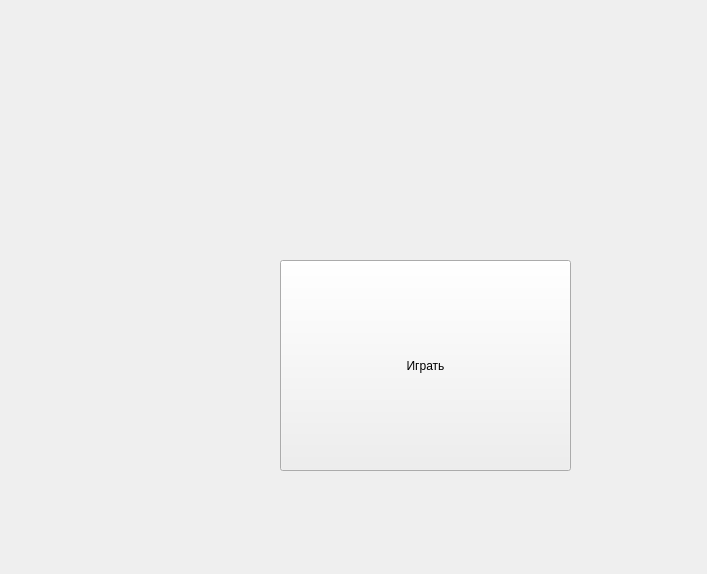
Old version of the form StartWindow.ui in the repository FlyTech1/SeaShips.
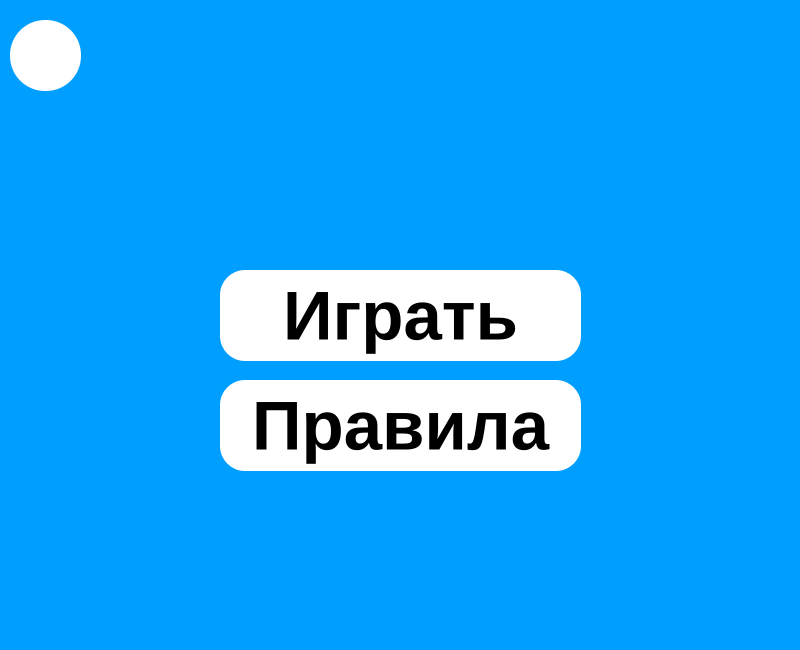
New version of the form. Icons and pictures are not drawn.

```diff
--- a/StartWindow.ui
+++ b/StartWindow.ui
@@ -6,23 +6,44 @@
    <rect>
     <x>0</x>
     <y>0</y>
-    <width>707</width>
-    <height>574</height>
+    <width>800</width>
+    <height>650</height>
    </rect>
   </property>
+  <property name="font">
+   <font>
+    <family>Ravie</family>
+   </font>
+  </property>
   <property name="windowTitle">
    <string>Battle Ships</string>
   </property>
+  <property name="styleSheet">
+   <string notr="true">background-color: #009eff</string>
+  </property>
   <widget class="QWidget" name="centralwidget">
    <widget class="QPushButton" name="pushButton">
     <property name="geometry">
      <rect>
-      <x>280</x>
-      <y>260</y>
-      <width>291</width>
-      <height>211</height>
+      <x>220</x>
+      <y>270</y>
+      <width>361</width>
+      <height>91</height>
      </rect>
     </property>
+    <property name="font">
+     <font>
+      <family>MS Sans Serif</family>
+      <pointsize>52</pointsize>
+      <bold>true</bold>
+     </font>
+    </property>
+    <property name="styleSheet">
+     <string notr="true">
+
+background-color: rgb(255, 255, 255);
+border-radius: 25px;</string>
+    </property>
     <property name="text">
      <string>Играть</string>
     </property>
@@ -33,6 +54,70 @@
      </size>
     </property>
    </widget>
+   <widget class="QPushButton" name="pushButton_2">
+    <property name="geometry">
+     <rect>
+      <x>220</x>
+      <y>380</y>
+      <width>361</width>
+      <height>91</height>
+     </rect>
+    </property>
+    <property name="font">
+     <font>
+      <family>MS Sans Serif</family>
+      <pointsize>52</pointsize>
+      <bold>true</bold>
+     </font>
+    </property>
+    <property name="styleSheet">
+     <string notr="true">
+
+background-color: rgb(255, 255, 255);
+border-radius: 25px;</string>
+    </property>
+    <property name="text">
+     <string>Правила</string>
+    </property>
+    <property name="iconSize">
+     <size>
+      <width>32</width>
+      <height>32</height>
+     </size>
+    </property>
+   </widget>
+   <widget class="QPushButton" name="pushButton_3">
+    <property name="geometry">
+     <rect>
+      <x>10</x>
+      <y>20</y>
+      <width>71</width>
+      <height>71</height>
+     </rect>
+    </property>
+    <property name="font">
+     <font>
+      <family>MS Sans Serif</family>
+      <pointsize>52</pointsize>
+      <bold>true</bold>
+     </font>
+    </property>
+    <property name="styleSheet">
+     <string notr="true">image: url(:/icon/C:/Users/faerx/Downloads/1-20-2048x2011.png);
+
+background-color: rgb(255, 255, 255);
+border-radius: 35px;</string>
+    </property>
+    <property name="text">
+     <string/>
+    </property>
+    <property name="iconSize">
+     <size>
+      <width>32</width>
+      <height>32</height>
+     </size>
+    </property>
+   </widget>
   </widget>
  </widget>
  <resources/>
```
Left out of the diff: 4 changed lines with no effect on the pictures.
